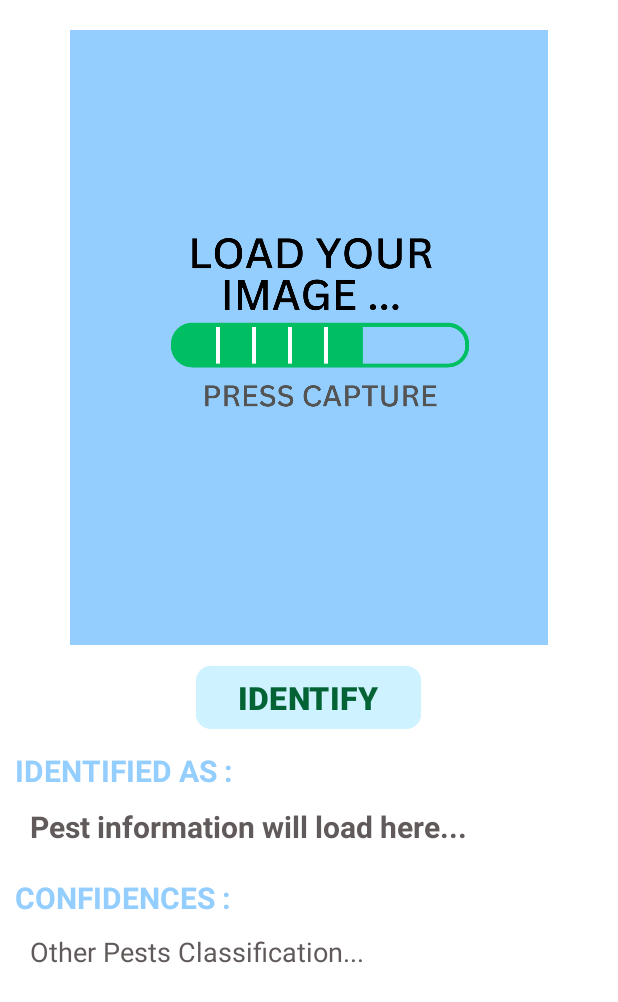
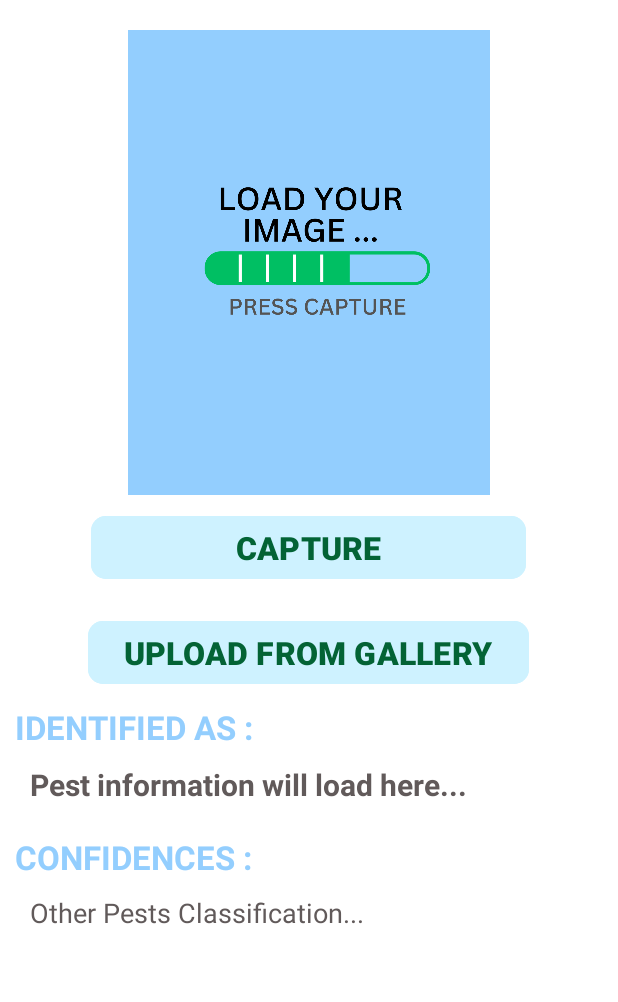
Before and after one commit to Ndhlovu1/PestIdentifier, an Android app: the screen it shows after launch (MainActivity), on a phone screen of 412 x 824 dp. Shown: the top 1002 px of the screen. Run offline under Robolectric (Android 15) with nearby library versions, the light colour scheme and no system bars; libraries missing offline, so code that uses them is left out: org.tensorflow.lite.

Commit message:
Project Update

```diff
--- a/app/src/main/AndroidManifest.xml
+++ b/app/src/main/AndroidManifest.xml
@@ -7,6 +7,8 @@
         android:required="true" />
 
     <uses-permission android:name="android.permission.CAMERA" />
+    <uses-permission android:name="android.permission.READ_EXTERNAL_STORAGE"/>
+
 
     <application
         android:allowBackup="true"
@@ -18,6 +20,9 @@
         android:supportsRtl="true"
         android:theme="@style/Theme.PestIdentifier"
         tools:targetApi="33">
+        <activity
+            android:name=".UploadCapture"
+            android:exported="false" />
         <activity
             android:name=".Dashboard"
             android:exported="false" />
--- a/app/src/main/java/com/example/pestidentifier/SplashScreen.java
+++ b/app/src/main/java/com/example/pestidentifier/SplashScreen.java
@@ -11,9 +11,11 @@ public class SplashScreen extends AppCompatActivity {
 
     //Use the handler function to determine the load duration
     Handler handler = new Handler();
+
     @Override
     protected void onCreate(Bundle savedInstanceState) {
         super.onCreate(savedInstanceState);
+        //Use the fullScreen and hide the notifications bar
         getWindow().setFlags(WindowManager.LayoutParams.FLAG_FULLSCREEN,WindowManager.LayoutParams.FLAG_FULLSCREEN);
         setContentView(R.layout.activity_splash_screen);
 
@@ -22,11 +24,11 @@ public class SplashScreen extends AppCompatActivity {
             @Override
             public void run() {
                 //Use the intent package to load a next activity
-                Intent intent = new Intent(SplashScreen.this, MainActivity.class);
+                Intent intent = new Intent(SplashScreen.this, UploadCapture.class);
                 startActivity(intent);
                 finish();
             }
-        }, 10000);
+        }, 4000);
 
 
 
--- a/app/src/main/res/layout/activity_main.xml
+++ b/app/src/main/res/layout/activity_main.xml
@@ -19,26 +19,45 @@
         <ImageView
             android:id="@+id/imageView"
             android:layout_width="match_parent"
-            android:layout_height="410dp"
+            android:layout_height="310dp"
             android:layout_centerHorizontal="true"
             android:layout_margin="10dp"
             android:src="@drawable/load_image" />
 
         <Button
             android:id="@+id/button"
-            android:layout_width="150dp"
+            android:layout_width="290dp"
             android:layout_height="50dp"
             android:layout_alignParentBottom="true"
             android:layout_centerVertical="true"
             android:layout_gravity="center"
             android:backgroundTint="#CEF2FF"
             android:cursorVisible="false"
-            android:text="IDENTIFY"
+            android:text="CAPTURE"
             android:textAllCaps="false"
             android:textColor="#036335"
             android:textSize="21sp"
             android:textStyle="bold"
             app:cornerRadius="10dp" />
+
+        <Button
+            android:id="@+id/btn_open_gallery"
+            android:layout_width="wrap_content"
+            android:layout_height="50dp"
+            android:layout_marginTop="20dp"
+            android:layout_alignParentBottom="true"
+            android:layout_centerVertical="true"
+            android:layout_gravity="center"
+            android:backgroundTint="#CEF2FF"
+            android:cursorVisible="false"
+            android:text="UPLOAD FROM GALLERY"
+            android:textAllCaps="false"
+            android:textColor="#036335"
+            android:textSize="21sp"
+            android:textStyle="bold"
+            app:cornerRadius="10dp" />
+
+
 
         <TextView
             android:id="@+id/classified"
@@ -49,7 +68,7 @@
             android:layout_marginTop="10sp"
             android:text="IDENTIFIED AS :"
             android:textColor="#93CEFE"
-            android:textSize="20sp"
+            android:textSize="22sp"
             android:textStyle="bold" />
 
 
@@ -74,7 +93,7 @@
             android:layout_marginTop="10sp"
             android:text="CONFIDENCES :"
             android:textColor="#93CEFE"
-            android:textSize="20sp"
+            android:textSize="22sp"
             android:textStyle="bold" />
 
         <TextView
@@ -87,6 +106,9 @@
             android:text="Other Pests Classification..."
             android:textColor="#615A5A"
             android:textSize="18sp" />
+
+
+
 
 
     </LinearLayout>
```
Also changed, not shown: app/src/main/java/com/example/pestidentifier/Dashboard.java (+28 -0 lines), app/src/main/java/com/example/pestidentifier/MainActivity.java (+45 -11 lines), app/src/main/java/com/example/pestidentifier/UploadCapture.java (added, +36 -0 lines), app/src/main/res/layout/activity_upload_capture.xml (added, +57 -0 lines).
